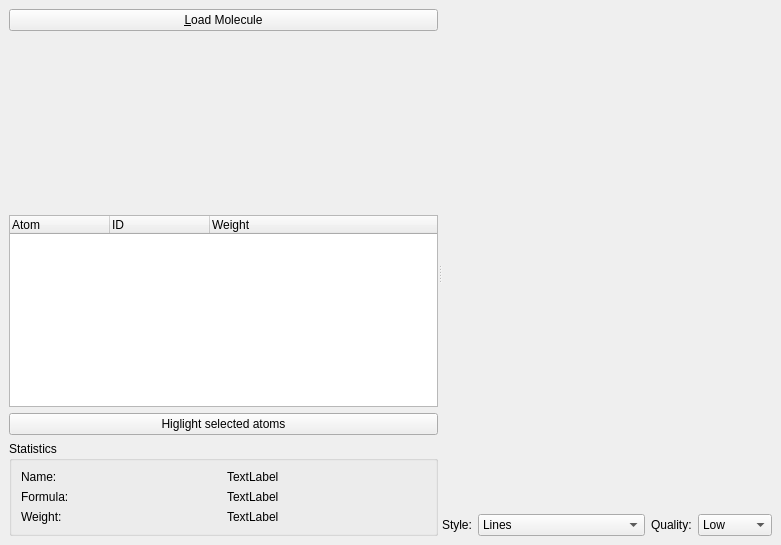
KDE/kalzium, file src/moleculeviewerwidget.ui: the form before one commit.
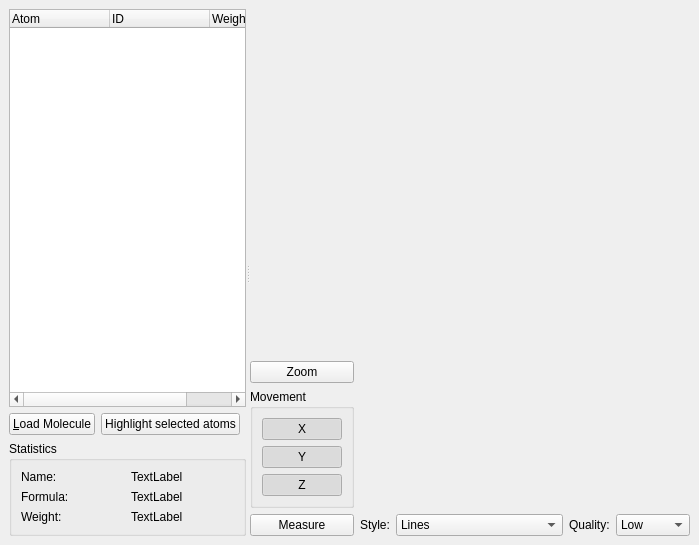
The form after the commit. Icons and pictures are not drawn. Custom widgets are drawn as their Qt base class.

Commit message: Introduce the new gui doing nothing :)

Diff of the .ui file:
```diff
--- a/src/moleculeviewerwidget.ui
+++ b/src/moleculeviewerwidget.ui
@@ -35,26 +35,6 @@
        <property name="spacing" >
         <number>6</number>
        </property>
-       <item>
-        <widget class="QPushButton" name="loadButton" >
-         <property name="text" >
-          <string>&amp;Load Molecule</string>
-         </property>
-        </widget>
-       </item>
-       <item>
-        <spacer>
-         <property name="orientation" >
-          <enum>Qt::Vertical</enum>
-         </property>
-         <property name="sizeHint" >
-          <size>
-           <width>429</width>
-           <height>21</height>
-          </size>
-         </property>
-        </spacer>
-       </item>
        <item>
         <widget class="QTreeWidget" name="treeWidget" >
          <column>
@@ -75,11 +55,41 @@
         </widget>
        </item>
        <item>
+        <layout class="QHBoxLayout" >
+         <property name="margin" >
+          <number>0</number>
+         </property>
+         <property name="spacing" >
+          <number>6</number>
+         </property>
+         <item>
+          <widget class="QPushButton" name="loadButton" >
+           <property name="text" >
+            <string>&amp;Load Molecule</string>
+           </property>
+          </widget>
+         </item>
+         <item>
         <widget class="QPushButton" name="selectButton" >
          <property name="text" >
-          <string>Higlight selected atoms</string>
-         </property>
-        </widget>
+            <string>Highlight selected atoms</string>
+           </property>
+          </widget>
+         </item>
+         <item>
+          <spacer>
+           <property name="orientation" >
+            <enum>Qt::Horizontal</enum>
+           </property>
+           <property name="sizeHint" >
+            <size>
+             <width>40</width>
+             <height>20</height>
+            </size>
+           </property>
+          </spacer>
+         </item>
+        </layout>
        </item>
        <item>
         <widget class="QGroupBox" name="groupBox" >
@@ -170,7 +180,124 @@
        </item>
       </layout>
      </widget>
-     <widget class="QWidget" name="layoutWidget" >
+     <widget class="QWidget" name="" >
+      <layout class="QHBoxLayout" >
+       <property name="margin" >
+        <number>0</number>
+       </property>
+       <property name="spacing" >
+        <number>6</number>
+       </property>
+       <item>
+        <layout class="QVBoxLayout" >
+         <property name="margin" >
+          <number>0</number>
+         </property>
+         <property name="spacing" >
+          <number>6</number>
+         </property>
+         <item>
+          <spacer>
+           <property name="orientation" >
+            <enum>Qt::Vertical</enum>
+           </property>
+           <property name="sizeHint" >
+            <size>
+             <width>20</width>
+             <height>40</height>
+            </size>
+           </property>
+          </spacer>
+         </item>
+         <item>
+          <widget class="QPushButton" name="zoomButton" >
+           <property name="text" >
+            <string>Zoom</string>
+           </property>
+           <property name="checkable" >
+            <bool>true</bool>
+           </property>
+           <property name="autoExclusive" >
+            <bool>false</bool>
+           </property>
+          </widget>
+         </item>
+         <item>
+          <widget class="QGroupBox" name="groupBox_2" >
+           <property name="title" >
+            <string>Movement</string>
+           </property>
+           <layout class="QGridLayout" >
+            <property name="margin" >
+             <number>9</number>
+            </property>
+            <property name="spacing" >
+             <number>6</number>
+            </property>
+            <item row="2" column="0" >
+             <widget class="QPushButton" name="zButton" >
+              <property name="text" >
+               <string>Z</string>
+              </property>
+              <property name="icon" >
+               <iconset>../data/icons/cr16-action-plot.png</iconset>
+              </property>
+              <property name="checkable" >
+               <bool>true</bool>
+              </property>
+              <property name="checked" >
+               <bool>true</bool>
+              </property>
+             </widget>
+            </item>
+            <item row="0" column="0" >
+             <widget class="QPushButton" name="xButton" >
+              <property name="text" >
+               <string>X</string>
+              </property>
+              <property name="icon" >
+               <iconset>../data/icons/cr16-action-plot.png</iconset>
+              </property>
+              <property name="checkable" >
+               <bool>true</bool>
+              </property>
+              <property name="checked" >
+               <bool>true</bool>
+              </property>
+             </widget>
+            </item>
+            <item row="1" column="0" >
+             <widget class="QPushButton" name="yButton" >
+              <property name="text" >
+               <string>Y</string>
+              </property>
+              <property name="icon" >
+               <iconset>../data/icons/cr16-action-plot.png</iconset>
+              </property>
+              <property name="checkable" >
+               <bool>true</bool>
+              </property>
+              <property name="checked" >
+               <bool>true</bool>
+              </property>
+             </widget>
+            </item>
+           </layout>
+          </widget>
+         </item>
+         <item>
+          <widget class="QPushButton" name="measureButton" >
+           <property name="text" >
+            <string>Measure</string>
+           </property>
+           <property name="checkable" >
+            <bool>true</bool>
+           </property>
+          </widget>
+         </item>
+        </layout>
+       </item>
+       <item>
       <layout class="QVBoxLayout" >
        <property name="margin" >
         <number>0</number>
@@ -263,6 +390,8 @@
             </property>
            </item>
           </widget>
+           </item>
+          </layout>
          </item>
         </layout>
        </item>
```
Lines whose indentation alone changed are shown as unchanged. The commit also changes 2 other files.
